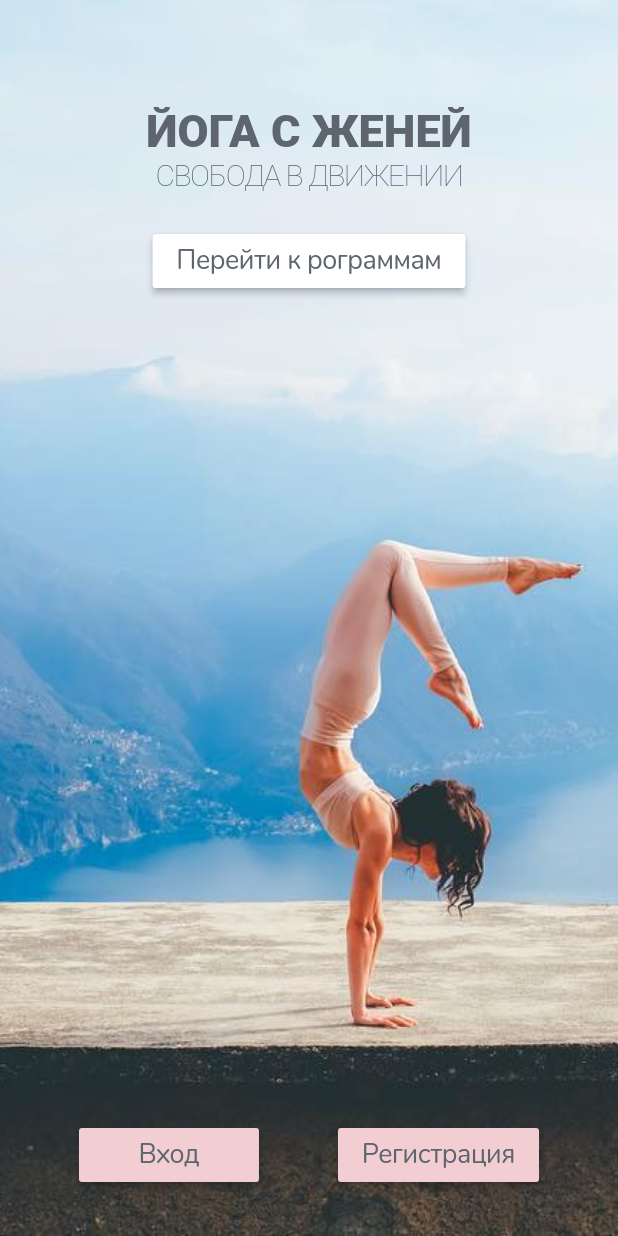
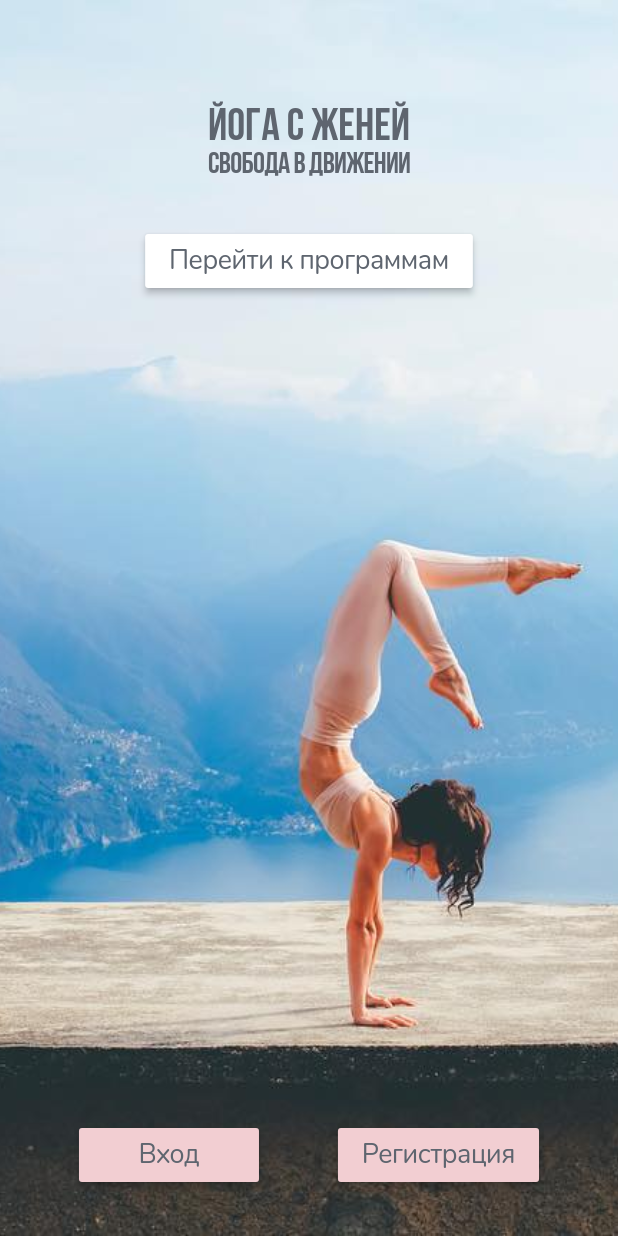
Before and after one commit to evgeshayoga/evgeshayoga-mobile, a Flutter app: the screen it shows after launch, on a phone screen of 412 x 824 dp. Run offline on Flutter 3.47's test engine with Material 2 defaults, Android fonts, the phone set to English and light mode, and no system bars; our stand-ins replace chewie, connectivity, device_info, firebase_auth, firebase_database, google_sign_in and 1 more; accounts and stored records are empty; Roboto replaces fonts that are missing (GarageGothic).

Commit message:
Font BebasNeue Program builder (firebase)

```diff
--- a/lib/ui/home.dart
+++ b/lib/ui/home.dart
@@ -89,7 +89,7 @@ class Home extends StatelessWidget {
                     'ЙОГА С ЖЕНЕЙ',
                     textAlign: TextAlign.center,
                     style: TextStyle(
-                      fontFamily: "GarageGothic",
+                      fontFamily: "BebasNeue",
                       fontSize: 30 * animation.titleSize.value,
                       fontWeight: FontWeight.w800,
 //                      letterSpacing: 0,
@@ -101,10 +101,10 @@ class Home extends StatelessWidget {
                     'СВОБОДА В ДВИЖЕНИИ',
                     textAlign: TextAlign.center,
                     style: TextStyle(
-                      fontFamily: "GarageGothic",
+                      fontFamily: "BebasNeue",
                       fontSize: 20 * animation.titleSize.value,
-                      fontWeight: FontWeight.w200,
-                      letterSpacing: -1,
+                      fontWeight: FontWeight.w400,
+                      letterSpacing: -0.5,
                       color: Style.blueGrey
                           .withOpacity(animation.titleOpacity.value),
                     ),
@@ -128,7 +128,7 @@ class Home extends StatelessWidget {
                 },
                 color: Colors.white,
                 child: new Text(
-                  "Перейти к рограммам",
+                  "Перейти к программам",
                   style: Style.regularTextStyle,
                 ),
               ),
--- a/lib/ui/program_screen.dart
+++ b/lib/ui/program_screen.dart
@@ -1,3 +1,4 @@
+import 'package:evgeshayoga/models/program.dart';
 import 'package:evgeshayoga/old_files/marathons_data.dart';
 import 'package:evgeshayoga/utils/style.dart';
 import 'package:flutter/material.dart';
@@ -8,7 +9,6 @@ class ProgramScreen extends StatelessWidget {
 
 
   @override
-
   ProgramScreen(this.program, {Key key}) : super(key: key);
 
   Widget build(BuildContext context) {
@@ -28,6 +28,7 @@ class ProgramScreen extends StatelessWidget {
             Container(
               child: Text(program["content"]),
             ),
+            ProgramBuilder(program["id"]),
 //            Container(
 //              child: ListView.builder(
 //                itemCount: null,
--- a/lib/utils/style.dart
+++ b/lib/utils/style.dart
@@ -14,7 +14,7 @@ class Style {
     color: Color.fromRGBO(94, 101, 111, 1),
   );
   static final headerTextStyle = const TextStyle(
-    fontFamily: "GarageGothic",
+    fontFamily: "BebasNeue",
     fontWeight: FontWeight.bold,
     fontSize: 30,
     color: Color.fromRGBO(94, 101, 111, 1),
--- a/pubspec.yaml
+++ b/pubspec.yaml
@@ -95,8 +95,9 @@ flutter:
     - family: BebasNeue
       fonts:
         - asset: fonts/BebasNeue-Bold.ttf
-        - asset: fonts/BebasNeue-Thin.ttf
-          weight: 200
+          weight: 800
+        - asset: fonts/BebasNeue-Book.ttf
+          weight: 400
     - family: Nunito
       fonts:
         - asset: fonts/Nunito-Regular.ttf
```
Also changed, not shown: lib/models/program.dart (+16 -14 lines), 1 other file.
